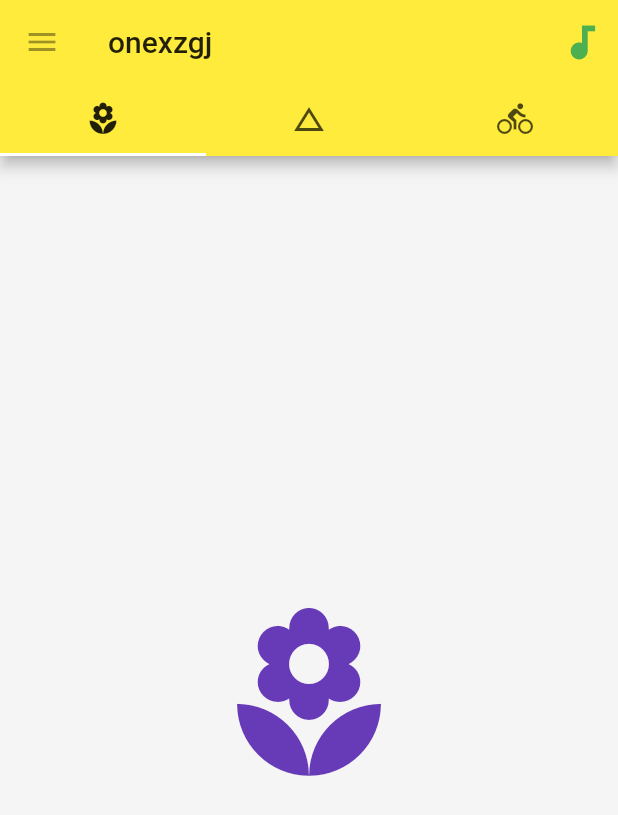
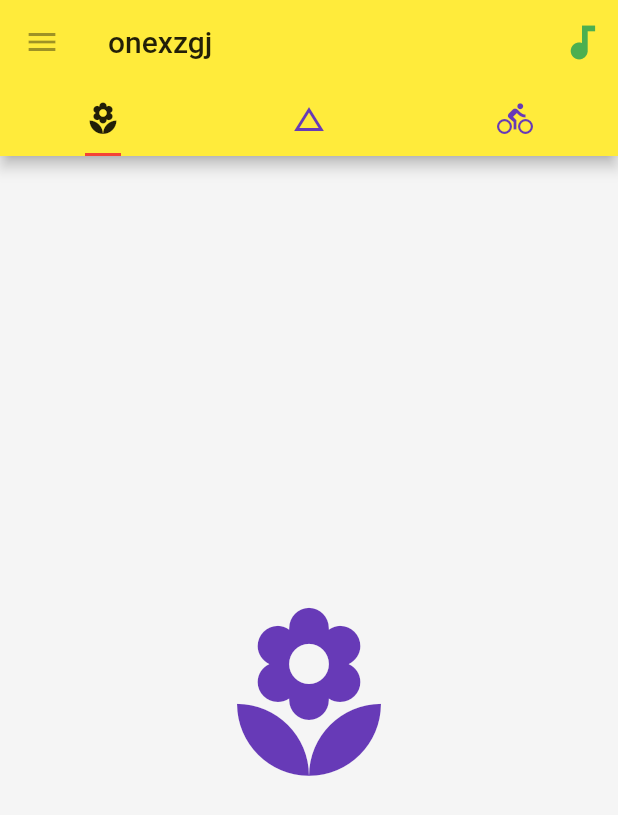
Before and after one commit to OnexZgj/onexzgj_flutter, a Flutter app: the screen it shows after launch, on a phone screen of 412 x 824 dp. Shown: the top 815 px of the screen. Run offline on Flutter 3.47's test engine with Material 2 defaults, Android fonts, the phone set to English and light mode, and no system bars.

Commit message:
TabBar 修改指示器样式 在appbar的bottom属性中，用标签显示内容，有个疑问，是否都需要这样写？必须写在appbar的bottom属性中

```diff
--- a/lib/main.dart
+++ b/lib/main.dart
@@ -39,7 +39,10 @@ class Home extends StatelessWidget {
                 onPressed: () => debugPrint("点击了search"))
           ],
           bottom: TabBar(
-            tabs: [
+            unselectedLabelColor: Colors.deepPurple,
+            indicatorSize: TabBarIndicatorSize.label,
+            indicatorColor: Colors.red,
+            tabs: <Widget>[
               Tab(icon: Icon(Icons.local_florist)),
               Tab(icon: Icon(Icons.change_history)),
               Tab(icon: Icon(Icons.directions_bike)),
```
